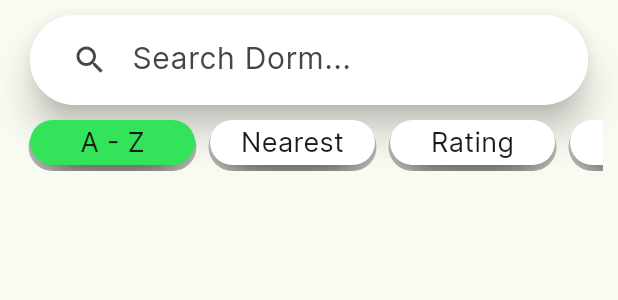
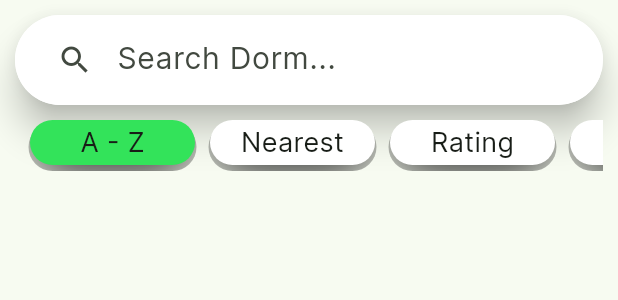
Before and after one commit to hddifent/cs342-project, a Flutter app: the SearchPage widget shown alone on an empty page, opened directly, on a phone screen of 412 x 824 dp. Shown: the top 300 px of the screen. Run offline on Flutter 3.47's test engine with Material 3 defaults, Android fonts, the phone set to English and light mode, and no system bars; our stand-ins replace cloud_firestore, firebase_auth, firebase_core, firebase_storage, flutter_rating_bar, geolocator and 2 more; accounts and stored records are empty; network calls fail.

Commit message:
Modified text field and search bar functions.

```diff
--- a/lib/app_pages/page_search.dart
+++ b/lib/app_pages/page_search.dart
@@ -45,17 +45,19 @@ class _SearchPageState extends State<SearchPage> {
       child: Column(
         mainAxisAlignment: MainAxisAlignment.start,
         children: <Widget>[
-          Padding(
-            padding: const EdgeInsets.symmetric(horizontal: 10),
-            child: TextFieldWithIcon(
-              prefixIcon: const Icon(Icons.search),
-              prompt: "Search Dorm...",
-              controller: _searchController,
+          TextFieldWithIcon(
+            prefixIcon: const Icon(Icons.search),
+            suffixIcon: _searchTerm.isEmpty ? null : IconButton(
+              icon: const Icon(Icons.clear),
+              onPressed: () {
+                _searchController.clear();
+                setState(() => _searchTerm = _searchController.text);
+              }
+            ),
+            prompt: "Search Dorm...",
+            controller: _searchController,
 
-              onChanged: (value) {
-                setState(() => _searchTerm = _searchController.text);
-              },
-            )
+            onChanged: (value) => setState(() => _searchTerm = value),
           ),
 
           Padding(
--- a/lib/widgets/text_field_icon.dart
+++ b/lib/widgets/text_field_icon.dart
@@ -3,7 +3,8 @@ import '../constants.dart';
 
 class TextFieldWithIcon extends StatelessWidget {
   final TextEditingController controller;
-  final Icon prefixIcon;
+  final Widget prefixIcon;
+  final Widget? suffixIcon;
   final bool isObsecured;
   final TextInputType textInputType;
   final Function(String)? onChanged;
@@ -15,6 +16,7 @@ class TextFieldWithIcon extends StatelessWidget {
   const TextFieldWithIcon({super.key,
     required this.controller,
     required this.prefixIcon,
+    this.suffixIcon,
     this.isObsecured = false,
     this.textInputType =  TextInputType.text,
     this.onChanged,
@@ -54,6 +56,7 @@ class TextFieldWithIcon extends StatelessWidget {
                   style: _textStyle(),
                   decoration: InputDecoration(
                     prefixIcon: prefixIcon,
+                    suffixIcon: suffixIcon,
                     prefixIconColor: _colorLogic(),
                     hintText: prompt,
                     hintStyle: _textStyle(),
```
Also changed, not shown: lib/app_pages/page_discovery.dart (+12 -2 lines).
